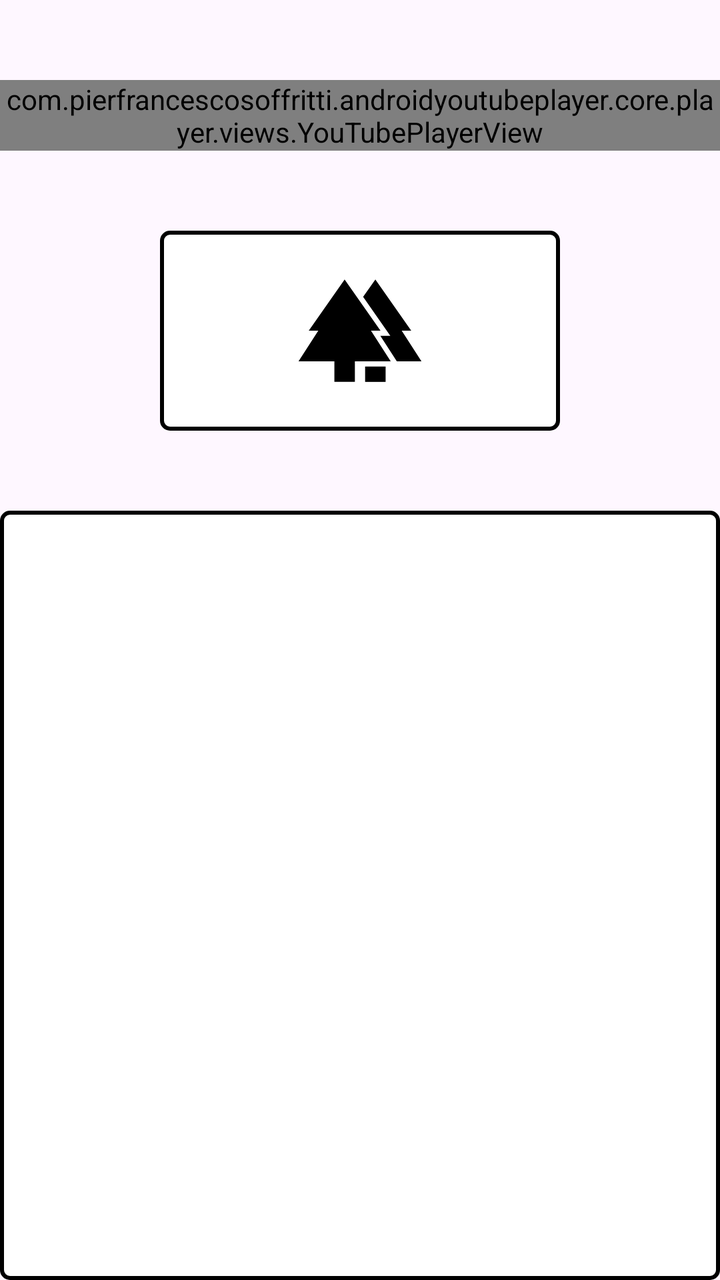
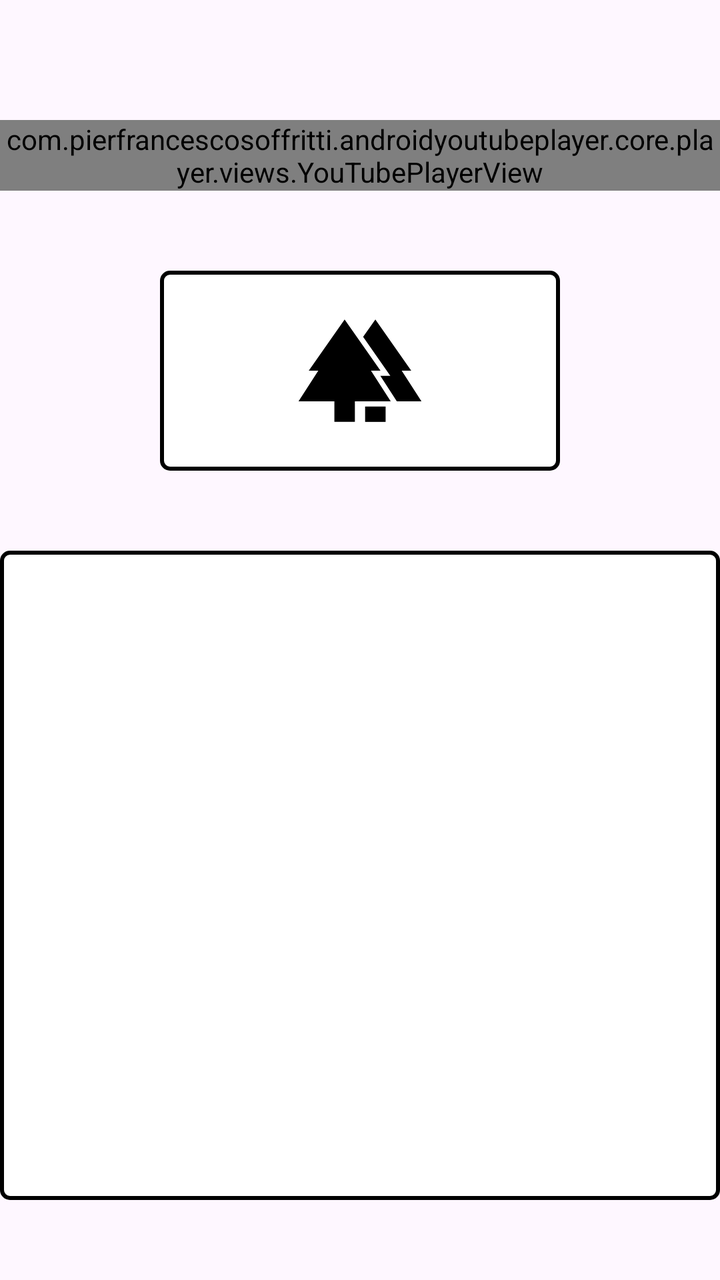

Compare the two renders of this Android layout. The source of the first and the diff that turns it into the second are given below.
<!-- AndroidManifest.xml: application theme Theme.Carbonfootprint -->
<!-- res/layout/fragment_facts.xml -->
<?xml version="1.0" encoding="utf-8"?>
<LinearLayout xmlns:android="http://schemas.android.com/apk/res/android"
    xmlns:tools="http://schemas.android.com/tools"
    android:layout_width="match_parent"
    android:layout_height="match_parent"
    android:gravity="center_horizontal"
    android:orientation="vertical"
    tools:context=".facts">

    <com.pierfrancescosoffritti.androidyoutubeplayer.core.player.views.YouTubePlayerView
        android:id="@+id/youtube_player_view"
        android:layout_width="match_parent"
        android:layout_height="wrap_content"
        android:layout_marginTop="40dp"
        android:background="@drawable/border"/>

    <ImageView
        android:id="@+id/imageView"
        android:layout_width="200dp"
        android:layout_height="100dp"
        android:layout_marginTop="40dp"
        android:contentDescription="@string/app_name"
        android:src="@drawable/forest_foreground"
        android:label="@string/image_view"
        android:background="@drawable/border"/>

    <androidx.recyclerview.widget.RecyclerView
        android:id="@+id/textListRecyclerView"
        android:layout_width="match_parent"
        android:layout_height="0dp"
        android:layout_marginTop="40dp"
        android:textSize="11sp"
        android:layout_weight="1"
        android:label="@string/Quotes"
        android:background="@drawable/border"/>

</LinearLayout>
<!-- resources referenced by this layout -->
<resources>
  <!-- drawable border (drawable) -->
  <?xml version="1.0" encoding="utf-8"?>
  <shape xmlns:android="http://schemas.android.com/apk/res/android">
      <solid android:color="#FFFFFF"/> 
      <stroke android:width="2dp" android:color="#000000"/> 
      <corners android:radius="4dp"/> 
  </shape>
  <!-- drawable forest_foreground (drawable) -->
  <vector xmlns:android="http://schemas.android.com/apk/res/android"
      android:width="108dp"
      android:height="108dp"
      android:viewportWidth="24"
      android:viewportHeight="24"
      android:tint="#000000">
    <group android:scaleX="0.6148"
        android:scaleY="0.6148"
        android:translateX="4.6224"
        android:translateY="4.6224">
      <path
          android:fillColor="@android:color/white"
          android:pathData="M16,12l-7,-10l-7,10l1.86,0l-3.86,6l7,0l0,4l4,0l0,-4l7,0l-3.86,-6z"/>
      <path
          android:fillColor="@android:color/white"
          android:pathData="M20.14,12l1.86,0l-7,-10l-2.39,3.41l5.31,7.59l-1.92,0l-0.03,0l3.22,5l4.81,0z"/>
      <path
          android:fillColor="@android:color/white"
          android:pathData="M13,19h4v3h-4z"/>
    </group>
  </vector>
  <string name="Quotes" />
      &gt;
  <string name="app_name">carbonfootprint</string>
  <string name="image_view" />
  <style name="Theme.Carbonfootprint" parent="Base.Theme.Carbonfootprint" />
  <style name="Base.Theme.Carbonfootprint" parent="Theme.Material3.DayNight.NoActionBar">
          
          
      </style>
</resources>

<!-- the commit's change to res/layout/fragment_facts.xml (unified diff, before → after) -->
@@ -11,7 +11,7 @@
         android:id="@+id/youtube_player_view"
         android:layout_width="match_parent"
         android:layout_height="wrap_content"
-        android:layout_marginTop="40dp"
+        android:layout_marginTop="60dp"
         android:background="@drawable/border"/>
 
     <ImageView
@@ -29,6 +29,7 @@
         android:layout_width="match_parent"
         android:layout_height="0dp"
         android:layout_marginTop="40dp"
+        android:layout_marginBottom="40dp"
         android:textSize="11sp"
         android:layout_weight="1"
         android:label="@string/Quotes"
<!-- resource entries referenced after the edit -->
@@ -30,7 +30,6 @@
     </group>
   </vector>
   <string name="Quotes" />
-      &gt;
   <string name="app_name">carbonfootprint</string>
   <string name="image_view" />
   <style name="Theme.Carbonfootprint" parent="Base.Theme.Carbonfootprint" />
